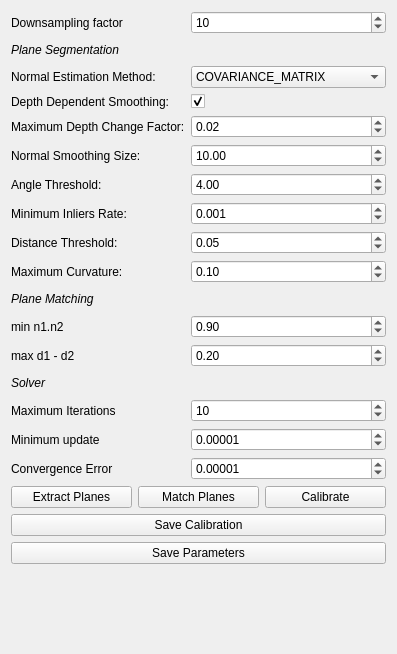
Qt form gui/config/CCalibFromPlanesConfig.ui (MRPT/autocalib-sensor-extrinsics) before a commit.
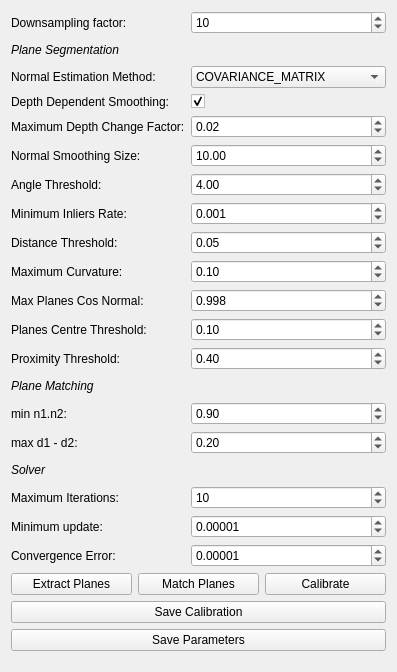
The same form after that commit.

Commit message:
Add code to remove duplicate planes
* Used pbmap methods to remove duplicate planes out of all the planes extracted from a cloud observation, along with the gui changes to input the methods' params
* Code cleaning

```diff
--- a/gui/config/CCalibFromPlanesConfig.ui
+++ b/gui/config/CCalibFromPlanesConfig.ui
@@ -7,7 +7,7 @@
     <x>0</x>
     <y>0</y>
     <width>382</width>
-    <height>654</height>
+    <height>672</height>
    </rect>
   </property>
   <property name="sizePolicy">
@@ -200,14 +200,14 @@
        </property>
       </widget>
      </item>
-     <item row="12" column="0">
+     <item row="15" column="0">
       <widget class="QLabel" name="normals_dot_label">
        <property name="text">
-        <string>min n1.n2</string>
+        <string>min n1.n2:</string>
        </property>
       </widget>
      </item>
-     <item row="12" column="1">
+     <item row="15" column="1">
       <widget class="QDoubleSpinBox" name="min_normals_dot_sbox">
        <property name="maximum">
         <double>1.000000000000000</double>
@@ -220,14 +220,14 @@
        </property>
       </widget>
      </item>
-     <item row="13" column="0">
+     <item row="16" column="0">
       <widget class="QLabel" name="dist_diff_label">
        <property name="text">
-        <string>max d1 - d2</string>
+        <string>max d1 - d2:</string>
        </property>
       </widget>
      </item>
-     <item row="13" column="1">
+     <item row="16" column="1">
       <widget class="QDoubleSpinBox" name="max_dist_diff_sbox">
        <property name="maximum">
         <double>1.000000000000000</double>
@@ -240,7 +240,7 @@
        </property>
       </widget>
      </item>
-     <item row="11" column="0">
+     <item row="14" column="0">
       <widget class="QLabel" name="matching_label">
        <property name="text">
         <string>&lt;html&gt;&lt;head/&gt;&lt;body&gt;&lt;p&gt;&lt;span style=&quot; font-style:italic;&quot;&gt;Plane Matching&lt;/span&gt;&lt;/p&gt;&lt;/body&gt;&lt;/html&gt;</string>
@@ -250,7 +250,7 @@
        </property>
       </widget>
      </item>
-     <item row="11" column="1">
+     <item row="14" column="1">
       <spacer name="matching_label_spacer">
        <property name="orientation">
         <enum>Qt::Horizontal</enum>
@@ -286,7 +286,7 @@
        </property>
       </spacer>
      </item>
-     <item row="14" column="0">
+     <item row="17" column="0">
       <layout class="QHBoxLayout" name="horizontalLayout">
        <item>
         <widget class="QLabel" name="label">
@@ -300,7 +300,7 @@
        </item>
       </layout>
      </item>
-     <item row="14" column="1">
+     <item row="17" column="1">
       <spacer name="horizontalSpacer">
        <property name="orientation">
         <enum>Qt::Horizontal</enum>
@@ -313,14 +313,14 @@
        </property>
       </spacer>
      </item>
-     <item row="15" column="0">
+     <item row="18" column="0">
       <widget class="QLabel" name="max_iters_label">
        <property name="text">
-        <string>Maximum Iterations</string>
+        <string>Maximum Iterations:</string>
        </property>
       </widget>
      </item>
-     <item row="15" column="1">
+     <item row="18" column="1">
       <widget class="QSpinBox" name="max_iters_sbox">
        <property name="maximum">
         <number>1000</number>
@@ -330,14 +330,14 @@
        </property>
       </widget>
      </item>
-     <item row="16" column="0">
+     <item row="19" column="0">
       <widget class="QLabel" name="minimum_update_label">
        <property name="text">
-        <string>Minimum update</string>
+        <string>Minimum update:</string>
        </property>
       </widget>
      </item>
-     <item row="16" column="1">
+     <item row="19" column="1">
       <widget class="QDoubleSpinBox" name="min_update_sbox">
        <property name="decimals">
         <number>5</number>
@@ -350,14 +350,14 @@
        </property>
       </widget>
      </item>
-     <item row="17" column="0">
+     <item row="20" column="0">
       <widget class="QLabel" name="converge_error_label">
        <property name="text">
-        <string>Convergence Error</string>
+        <string>Convergence Error:</string>
        </property>
       </widget>
      </item>
-     <item row="17" column="1">
+     <item row="20" column="1">
       <widget class="QDoubleSpinBox" name="converge_error_sbox">
        <property name="decimals">
         <number>5</number>
@@ -373,7 +373,7 @@
      <item row="0" column="0">
       <widget class="QLabel" name="downsample_factor_label">
        <property name="text">
-        <string>Downsampling factor</string>
+        <string>Downsampling factor:</string>
        </property>
       </widget>
      </item>
@@ -387,6 +387,66 @@
        </property>
       </widget>
      </item>
+     <item row="12" column="0">
+      <widget class="QLabel" name="dist_centre_plane_label">
+       <property name="text">
+        <string>Planes Centre Threshold:</string>
+       </property>
+      </widget>
+     </item>
+     <item row="13" column="0">
+      <widget class="QLabel" name="proximity_threshold_label">
+       <property name="text">
+        <string>Proximity Threshold:</string>
+       </property>
+      </widget>
+     </item>
+     <item row="11" column="1">
+      <widget class="QDoubleSpinBox" name="max_cos_normal_sbox">
+       <property name="decimals">
+        <number>3</number>
+       </property>
+       <property name="maximum">
+        <double>1.000000000000000</double>
+       </property>
+       <property name="singleStep">
+        <double>0.100000000000000</double>
+       </property>
+       <property name="value">
+        <double>0.998000000000000</double>
+       </property>
+      </widget>
+     </item>
+     <item row="12" column="1">
+      <widget class="QDoubleSpinBox" name="dist_centre_plane_sbox">
+       <property name="singleStep">
+        <double>0.100000000000000</double>
+       </property>
+       <property name="value">
+        <double>0.100000000000000</double>
+       </property>
+      </widget>
+     </item>
+     <item row="13" column="1">
+      <widget class="QDoubleSpinBox" name="proximity_threshold_sbox">
+       <property name="decimals">
+        <number>2</number>
+       </property>
+       <property name="singleStep">
+        <double>0.100000000000000</double>
+       </property>
+       <property name="value">
+        <double>0.400000000000000</double>
+       </property>
+      </widget>
+     </item>
+     <item row="11" column="0">
+      <widget class="QLabel" name="max_cos_normal_sbox_2">
+       <property name="text">
+        <string>Max Planes Cos Normal:</string>
+       </property>
+      </widget>
+     </item>
     </layout>
    </item>
    <item>
```
The commit also changes 11 other files.
